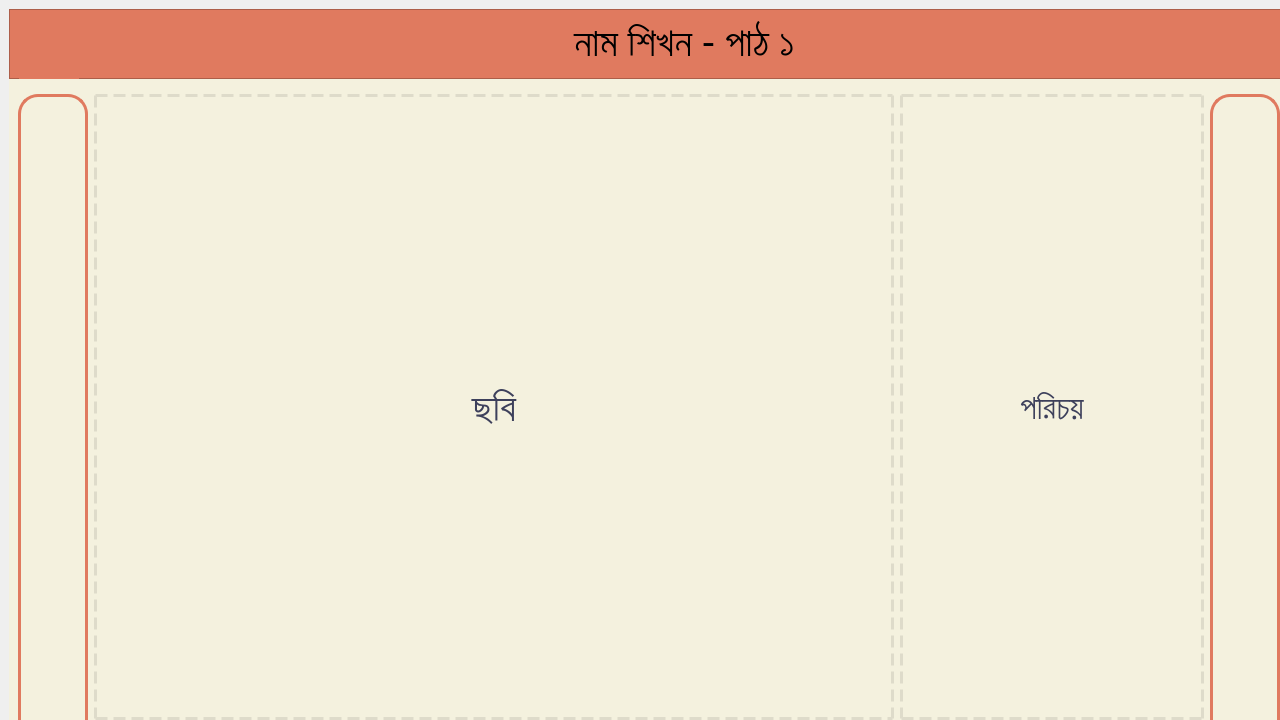
This is EmPower/Student/Frontend/PyQT_UI/home.ui in ahmedfahad04/SPL-2 as Qt 5 draws it before an edit. The edited form follows.
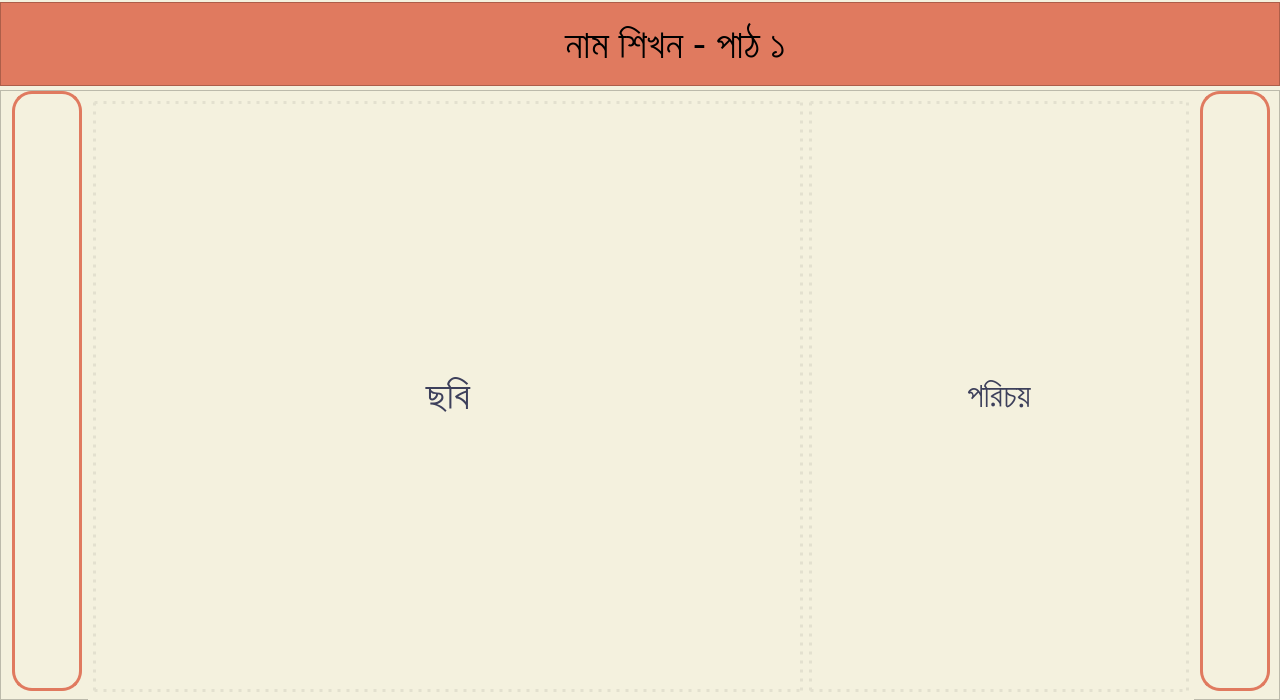
This is the edited form. Icons and pictures are not drawn.

Diff of the .ui file:
```diff
--- a/EmPower/Student/Frontend/PyQT_UI/home.ui
+++ b/EmPower/Student/Frontend/PyQT_UI/home.ui
@@ -7,13 +7,13 @@
     <x>0</x>
     <y>0</y>
     <width>1280</width>
-    <height>720</height>
+    <height>700</height>
    </rect>
   </property>
   <property name="minimumSize">
    <size>
     <width>1280</width>
-    <height>720</height>
+    <height>700</height>
    </size>
   </property>
   <property name="windowTitle">
@@ -23,16 +23,28 @@
    <property name="minimumSize">
     <size>
      <width>1280</width>
-     <height>720</height>
+     <height>700</height>
     </size>
    </property>
-   <layout class="QVBoxLayout" name="verticalLayout_2">
-    <item>
+   <layout class="QGridLayout" name="gridLayout_2">
+    <property name="leftMargin">
+     <number>0</number>
+    </property>
+    <property name="topMargin">
+     <number>0</number>
+    </property>
+    <property name="rightMargin">
+     <number>0</number>
+    </property>
+    <property name="bottomMargin">
+     <number>0</number>
+    </property>
+    <item row="0" column="0">
      <widget class="QStackedWidget" name="stackedWidget">
       <property name="minimumSize">
        <size>
         <width>1280</width>
-        <height>720</height>
+        <height>700</height>
        </size>
       </property>
       <property name="styleSheet">
@@ -191,10 +203,10 @@
        <property name="minimumSize">
         <size>
          <width>1280</width>
-         <height>720</height>
+         <height>700</height>
         </size>
        </property>
-       <layout class="QVBoxLayout" name="verticalLayout">
+       <layout class="QGridLayout" name="gridLayout_3">
         <property name="leftMargin">
          <number>0</number>
         </property>
@@ -207,12 +219,12 @@
         <property name="bottomMargin">
          <number>0</number>
         </property>
-        <item>
+        <item row="0" column="0">
          <widget class="QFrame" name="top_frame_2">
           <property name="minimumSize">
            <size>
             <width>1280</width>
-            <height>70</height>
+            <height>84</height>
            </size>
           </property>
           <property name="maximumSize">
@@ -307,6 +319,12 @@
            </item>
            <item>
             <widget class="QLabel" name="lbl_lesson_headline">
+             <property name="minimumSize">
+              <size>
+               <width>0</width>
+               <height>67</height>
+              </size>
+             </property>
              <property name="font">
               <font>
                <family>Kalpurush</family>
@@ -332,17 +350,16 @@
           </layout>
          </widget>
         </item>
-        <item>
-         <widget class="QFrame" name="bottom_frame_2">
+        <item row="1" column="0">
+         <widget class="QFrame" name="frame">
           <property name="minimumSize">
            <size>
-            <width>0</width>
+            <width>1280</width>
             <height>550</height>
            </size>
           </property>
           <property name="styleSheet">
-           <string notr="true">background-color: rgb(244, 241, 222);
-border: none;</string>
+           <string notr="true"/>
           </property>
           <property name="frameShape">
            <enum>QFrame::StyledPanel</enum>
@@ -350,13 +367,19 @@
           <property name="frameShadow">
            <enum>QFrame::Raised</enum>
           </property>
-          <layout class="QHBoxLayout" name="horizontalLayout_7">
-           <item>
+          <layout class="QGridLayout" name="gridLayout">
+           <property name="leftMargin">
+            <number>11</number>
+           </property>
+           <property name="topMargin">
+            <number>0</number>
+           </property>
+           <item row="0" column="0">
             <widget class="QPushButton" name="btn_prev_lesson">
              <property name="minimumSize">
               <size>
                <width>70</width>
-               <height>650</height>
+               <height>600</height>
               </size>
              </property>
              <property name="maximumSize">
@@ -394,31 +417,80 @@
              </property>
             </widget>
            </item>
-           <item>
-            <widget class="QLabel" name="lbl_image">
-             <property name="enabled">
-              <bool>true</bool>
+           <item row="0" column="1">
+            <widget class="QFrame" name="middle_content_frame">
+             <property name="minimumSize">
+              <size>
+               <width>1100</width>
+               <height>611</height>
+              </size>
              </property>
+             <property name="styleSheet">
+              <string notr="true">background-color: rgb(244, 241, 222);
+color: rgb(61, 64, 91);
+border: none;</string>
+             </property>
+             <property name="frameShape">
+              <enum>QFrame::StyledPanel</enum>
+             </property>
+             <property name="frameShadow">
+              <enum>QFrame::Raised</enum>
+             </property>
+             <layout class="QHBoxLayout" name="horizontalLayout_12">
+              <property name="leftMargin">
+               <number>5</number>
+              </property>
+              <property name="topMargin">
+               <number>10</number>
+              </property>
+              <property name="rightMargin">
+               <number>5</number>
+              </property>
+              <property name="bottomMargin">
+               <number>10</number>
+              </property>
+              <item>
+               <widget class="QStackedWidget" name="mediaStackWidget">
              <property name="minimumSize">
               <size>
-               <width>800</width>
-               <height>550</height>
-              </size>
-             </property>
-             <property name="maximumSize">
+                  <width>690</width>
+                  <height>400</height>
+                 </size>
+                </property>
+                <property name="currentIndex">
+                 <number>0</number>
+                </property>
+                <widget class="QWidget" name="image_page">
+                 <layout class="QHBoxLayout" name="horizontalLayout_9">
+                  <property name="leftMargin">
+                   <number>0</number>
+                  </property>
+                  <property name="topMargin">
+                   <number>0</number>
+                  </property>
+                  <property name="rightMargin">
+                   <number>0</number>
+                  </property>
+                  <property name="bottomMargin">
+                   <number>0</number>
+                  </property>
+                  <item>
+                   <widget class="QLabel" name="lsn_lbl_image">
+                    <property name="minimumSize">
               <size>
-               <width>16777215</width>
-               <height>16777215</height>
+                      <width>690</width>
+                      <height>380</height>
               </size>
              </property>
              <property name="font">
               <font>
+                      <family>Kalpurush</family>
                <pointsize>30</pointsize>
               </font>
              </property>
              <property name="styleSheet">
-              <string notr="true">border: 3px dashed rgb(222, 219, 202);
-color:  rgb(61, 64, 91);</string>
+                     <string notr="true">border: 3px dotted rgb(227, 224, 207) ;
+color: rgb(61, 64, 91);</string>
              </property>
              <property name="text">
               <string>ছবি</string>
@@ -428,28 +500,52 @@
              </property>
             </widget>
            </item>
+                 </layout>
+                </widget>
+                <widget class="QWidget" name="video_page">
+                 <layout class="QVBoxLayout" name="verticalLayout_5">
+                  <property name="leftMargin">
+                   <number>0</number>
+                  </property>
+                  <property name="topMargin">
+                   <number>0</number>
+                  </property>
+                  <property name="rightMargin">
+                   <number>5</number>
+                  </property>
+                  <property name="bottomMargin">
+                   <number>5</number>
+                  </property>
            <item>
-            <widget class="QLabel" name="lbl_image_text">
+                   <layout class="QHBoxLayout" name="video_player_widget"/>
+                  </item>
+                 </layout>
+                </widget>
+               </widget>
+              </item>
+              <item>
+               <widget class="QLabel" name="lsn_lbl_lesson_topic">
              <property name="minimumSize">
               <size>
-               <width>300</width>
-               <height>500</height>
+                  <width>380</width>
+                  <height>400</height>
               </size>
              </property>
              <property name="maximumSize">
               <size>
-               <width>700</width>
+                  <width>500</width>
                <height>16777215</height>
               </size>
              </property>
              <property name="font">
               <font>
+                  <family>Kalpurush</family>
                <pointsize>25</pointsize>
               </font>
              </property>
              <property name="styleSheet">
-              <string notr="true">border: 3px dashed rgb(222, 219, 202);
-color:  rgb(61, 64, 91);</string>
+                 <string notr="true">border: 3px dotted rgb(227, 224, 207) ;
+color: rgb(61, 64, 91);</string>
              </property>
              <property name="text">
               <string>পরিচয়</string>
@@ -462,12 +558,15 @@
              </property>
             </widget>
            </item>
-           <item>
+             </layout>
+            </widget>
+           </item>
+           <item row="0" column="2">
             <widget class="QPushButton" name="btn_next_lesson">
              <property name="minimumSize">
               <size>
                <width>70</width>
-               <height>650</height>
+               <height>600</height>
               </size>
              </property>
              <property name="maximumSize">
@@ -499,8 +598,8 @@
              </property>
              <property name="iconSize">
               <size>
-               <width>100</width>
-               <height>100</height>
+               <width>150</width>
+               <height>150</height>
               </size>
              </property>
             </widget>
```
Left out of the diff: 4 changed lines with no effect on the pictures. Lines whose indentation alone changed are shown as unchanged.
